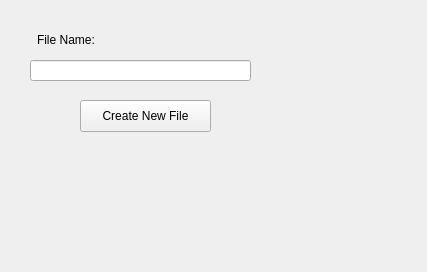
Above: client/form.ui from SimoneDutto/CollaborativeEditor before the change. Below: the same form after it.
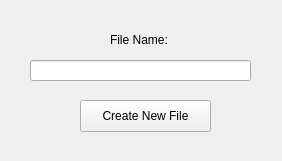
That is the form after the change.

Patch:
```diff
--- a/client/form.ui
+++ b/client/form.ui
@@ -6,8 +6,8 @@
    <rect>
     <x>0</x>
     <y>0</y>
-    <width>427</width>
-    <height>272</height>
+    <width>282</width>
+    <height>161</height>
    </rect>
   </property>
   <property name="windowTitle">
@@ -26,9 +26,9 @@
   <widget class="QLabel" name="label">
    <property name="geometry">
     <rect>
-     <x>37</x>
+     <x>110</x>
      <y>30</y>
-     <width>91</width>
+     <width>71</width>
      <height>20</height>
     </rect>
    </property>
```
